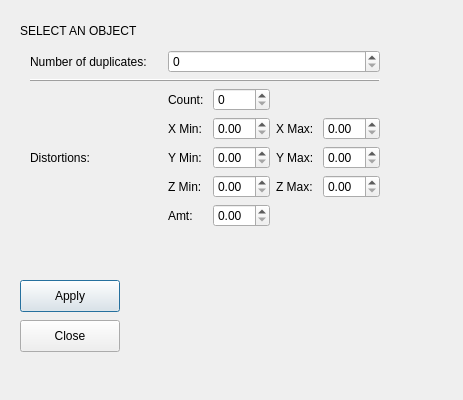
First picture: the form in PlantGenerator/gui.ui, repository nMDaas/MayaPlugins, before the edit.
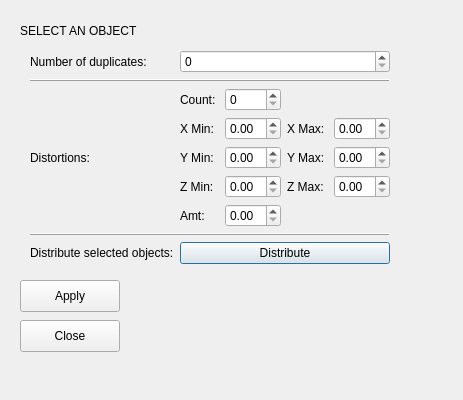
Second picture: the form after the edit.

Commit message: added option to user in ui to distribute objs on an obj

Diff of the .ui file:
```diff
--- a/PlantGenerator/gui.ui
+++ b/PlantGenerator/gui.ui
@@ -35,7 +35,7 @@
                 <rect>
                     <x>30</x>
                     <y>50</y>
-                    <width>350</width>
+                    <width>360</width>
                     <height>370</height>
                 </rect>
             </property>
@@ -164,6 +164,42 @@
                     </layout>
                 </item>
 
+                <!-- row 5 -->
+                <item row="5" column="0" colspan="2">
+                    <widget class="QFrame">
+                        <property name="frameShape">
+                            <enum>QFrame::HLine</enum>
+                        </property>
+                        <property name="frameShadow">
+                            <enum>QFrame::Raised</enum>
+                        </property>
+                    </widget>
+                </item>
+
+                <!--row 6 -->
+                <item row="6" column="0">
+                    <widget class="QLabel" name="label_1">
+                        <property name="text">
+                            <string>Distribute selected objects:</string>
+                        </property>
+                    </widget>
+                </item>
+                <item row="6" column="1">
+                    <widget class="QPushButton" name="distribute_button">
+                    <property name="geometry">
+                        <rect>
+                            <x>20</x>
+                            <y>300</y>
+                            <width>100</width>
+                            <height>32</height>
+                        </rect>
+                    </property>
+                    <property name="text">
+                        <string>Distribute</string>
+                    </property>
+                </widget>
+                </item>
+
                  <!-- row 12 -->
                 <item row="12" column="0">
                     <widget class="QLabel" name="warnings">
```
The commit also changes 2 other files.
